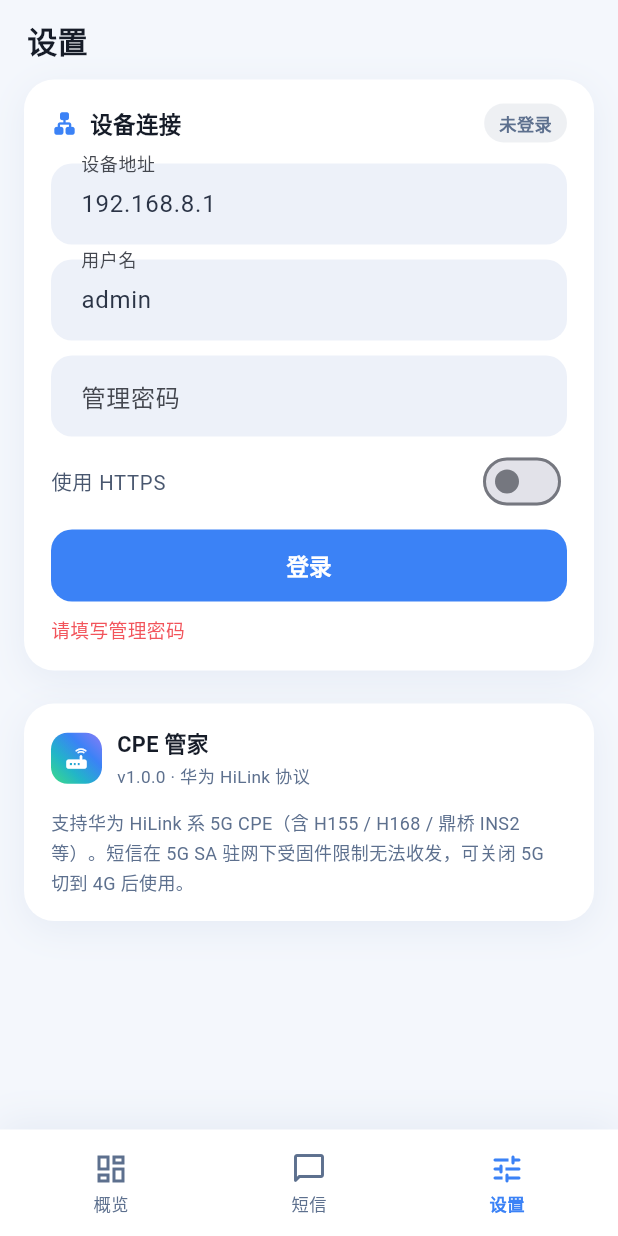
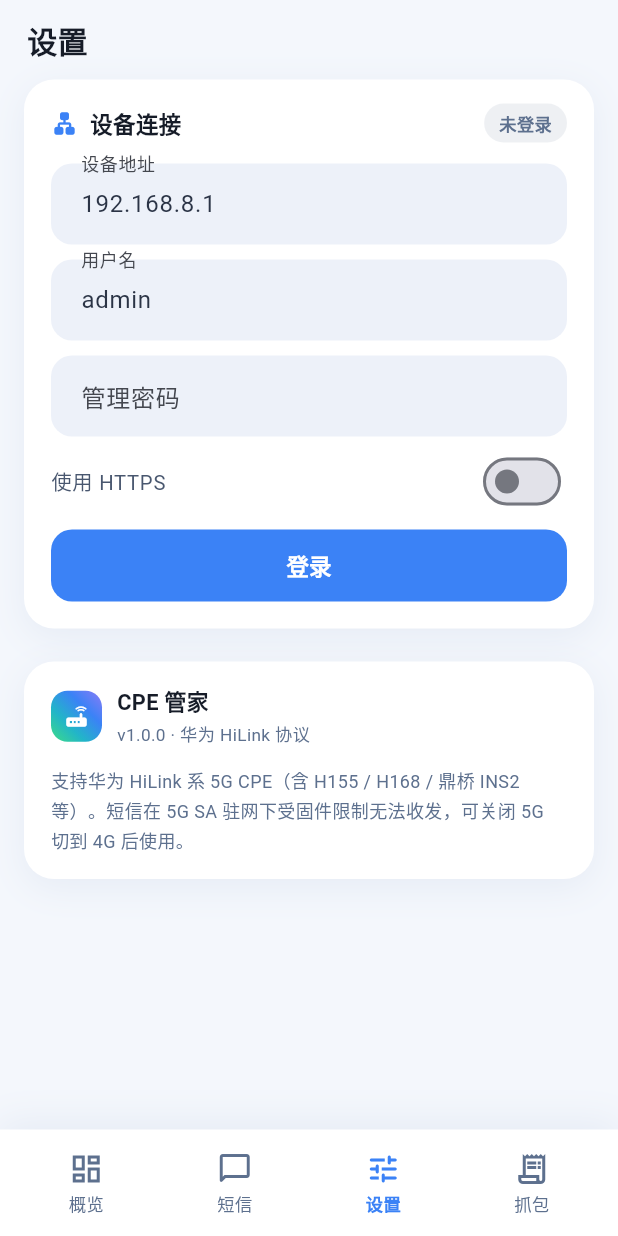
Before and after one commit to admin108135/cpe-pilot, a Flutter app: the screen it shows after launch, item 3 of the bottom bar chosen, after a tap on "登录", on a phone screen of 412 x 824 dp. Run offline on Flutter 3.47's test engine with Material 3 defaults, Android fonts, the phone set to English and light mode, and no system bars; our stand-ins replace shared_preferences; statements that could not run were skipped.

Commit message:
v1.0.2: 新增报文抓包页（完整请求/响应记录、接口探测、一键复制）

```diff
--- a/lib/api/hilink.dart
+++ b/lib/api/hilink.dart
@@ -144,6 +144,43 @@ class NetModeInfo {
 // HiLink 客户端
 // ---------------------------------------------------------------------------
 
+/// 一条完整抓包记录（请求 + 响应）
+class HttpCapture {
+  HttpCapture({
+    required this.method,
+    required this.path,
+    required this.reqBody,
+    required this.status,
+    required this.respBody,
+    required this.ms,
+    required this.error,
+    required this.at,
+  });
+
+  final String method;
+  final String path;
+  final String reqBody;
+  final int status;
+  final String respBody;
+  final int ms;
+  final String error;
+  final DateTime at;
+
+  bool get ok => status >= 200 && status < 400;
+  String get statusLabel => status == 0 ? 'ERR' : '$status';
+  String get time =>
+      '${at.hour.toString().padLeft(2, '0')}:${at.minute.toString().padLeft(2, '0')}:${at.second.toString().padLeft(2, '0')}';
+
+  String dump() {
+    final b = StringBuffer();
+    b.writeln('### $time ${method} $path → $statusLabel ${ms}ms');
+    if (error.isNotEmpty) b.writeln('ERR: $error');
+    if (reqBody.isNotEmpty) b.writeln('REQ: $reqBody');
+    if (respBody.isNotEmpty) b.writeln('RESP: $respBody');
+    return b.toString();
+  }
+}
+
 class CpeClient {
   CpeClient({required this.host, this.useHttps = false});
 
@@ -170,6 +207,43 @@ class CpeClient {
   }
 
   String get traceText => trace.join('\n');
+
+  // ---- 抓包 ---------------------------------------------------------------
+  bool captureOn = true;
+  final List<HttpCapture> captures = [];
+
+  static String _clip(String s, [int n = 3000]) =>
+      s.length <= n ? s : '${s.substring(0, n)}\n…(已截断，共 ${s.length} 字符)';
+
+  void _cap(String method, String path, String req, int status, String resp,
+      int ms, String error) {
+    if (!captureOn) return;
+    if (req.length > 1200) req = _clip(req, 1200);
+    captures.add(HttpCapture(
+      method: method,
+      path: path,
+      reqBody: req,
+      status: status,
+      respBody: _clip(resp),
+      ms: ms,
+      error: error,
+      at: DateTime.now(),
+    ));
+    if (captures.length > 120) captures.removeRange(0, captures.length - 120);
+  }
+
+  void clearCaptures() => captures.clear();
+
+  String get captureText {
+    final b = StringBuffer();
+    b.writeln('设备: $host  用户: $user  时间: ${DateTime.now()}');
+    b.writeln('共 ${captures.length} 条\n');
+    for (final c in captures) {
+      b.write(c.dump());
+      b.writeln();
+    }
+    return b.toString();
+  }
 
   static const _ua =
       'Mozilla/5.0 (Linux; Android 13; Pixel 7) AppleWebKit/537.36 (KHTML, like Gecko) Chrome/120.0.0.0 Mobile Safari/537.36';
@@ -209,22 +283,28 @@ class CpeClient {
 
   Future<http.Response?> _rawGet(String path,
       {Duration timeout = const Duration(seconds: 5)}) async {
+    final sw = Stopwatch()..start();
     try {
       final r = await http
           .get(Uri.parse('$baseUrl$path'), headers: _headers)
           .timeout(timeout);
       _absorbCookie(r);
+      sw.stop();
       _log('GET $path → ${r.statusCode} | ${_head(r.body)}');
+      _cap('GET', path, '', r.statusCode, r.body, sw.elapsedMilliseconds, '');
       return r;
     } catch (e) {
+      sw.stop();
       _log('GET $path → 异常: $e');
       lastError = '$e';
+      _cap('GET', path, '', 0, '', sw.elapsedMilliseconds, '$e');
       return null;
     }
   }
 
   Future<http.Response?> _rawPost(String path, String body,
       {Duration timeout = const Duration(seconds: 8)}) async {
+    final sw = Stopwatch()..start();
     try {
       final h = Map<String, String>.from(_headers);
       h['Content-Type'] = 'application/x-www-form-urlencoded; charset=UTF-8';
@@ -234,112 +314,31 @@ class CpeClient {
           .post(Uri.parse('$baseUrl$path'), headers: h, body: body)
           .timeout(timeout);
       _absorbCookie(r);
+      sw.stop();
       _log('POST $path → ${r.statusCode} | 请求 ${_head(body, 160)} | 响应 ${_head(r.body)}');
+      _cap('POST', path, body, r.statusCode, r.body, sw.elapsedMilliseconds, '');
       return r;
     } catch (e) {
+      sw.stop();
       _log('POST $path → 异常: $e');
       lastError = '$e';
+      _cap('POST', path, body, 0, '', sw.elapsedMilliseconds, '$e');
       return null;
     }
   }
 
-  // ---- 会话 ----------------------------------------------------------------
-
-  Future<void> initSession() async {
-    await _rawGet('/html/index.html', timeout: const Duration(seconds: 4));
-    await refreshToken();
+  /// 短信专项探测：GET/POST 两种取法都打一遍，判断固件是否开放短信
+  Future<void> probeSms() async {
+    _log('== 短信接口探测 ==');
+    await _rawGet('/api/sms/sms-count', timeout: const Duration(seconds: 4));
+    await _rawGet('/api/sms/sms-list', timeout: const Duration(seconds: 4));
+    await _rawPost(
+        '/api/sms/sms-list',
+        '<request><PageIndex>1</PageIndex><ReadCount>20</ReadCount>'
+            '<BoxType>1</BoxType><SortType>0</SortType></request>',
+        timeout: const Duration(seconds: 6));
   }
 
-  Future<void> refreshToken() async {
-    final r1 = await _rawGet('/api/webserver/token');
-    if (r1 != null && r1.statusCode == 200) {
-      final t = tagOf(tryParseXml(r1.body), 'token');
-      if (t != null && t.isNotEmpty) token = trimToken(t);
-    }
-    if (token.isEmpty) {
-      final r2 = await _rawGet('/api/webserver/SesTokInfo');
-      if (r2 != null && r2.statusCode == 200) {
-        final d = tryParseXml(r2.body);
-        final ses = tagOf(d, 'SesInfo');
-        final tok = tagOf(d, 'TokInfo');
-        if (ses != null && ses.isNotEmpty && cookie.isEmpty) cookie = ses;
-        if (tok != null && tok.isNotEmpty) token = tok;
-      }
-    }
-  }
-
-  Future<bool> login(String userName, String password) async {
-    user = userName.isEmpty ? 'admin' : userName;
-    lastError = '';
-    trace.clear();
-    _log('== 登录开始 host=$host user=$userName https=$useHttps ==');
-    if (password.isEmpty) {
-      lastError = '请填写管理密码';
-      return false;
-    }
-    await initSession();
-
-    final firstNonce = randomNonce();
-    final challengeBody =
-        '<?xml version="1.0" encoding="UTF-8"?><request>'
-        '<username>${escXml(user)}</username>'
-        '<firstnonce>$firstNonce</firstnonce>'
-        '<mode>1</mode>'
-        '<loginflag>2</loginflag></request>';
-    final challenge = await _rawPost('/api/user/challenge_login', challengeBody);
-    if (challenge == null) {
-      lastError = '无法连接设备';
-      await probeEndpoints();
-      return false;
-    }
-    if (challenge.statusCode != 200) {
-      lastError = '登录挑战失败（HTTP ${challenge.statusCode}）';
-      await probeEndpoints();
-      return false;
-    }
-
-    final d = tryParseXml(challenge.body);
-    final salt = tagOf(d, 'salt') ?? '';
-    final serverNonce = tagOf(d, 'servernonce') ?? '';
-    final iterations = int.tryParse(tagOf(d, 'iterations') ?? '') ?? 1000;
-    if (salt.isEmpty || serverNonce.isEmpty) {
-      lastError = '设备未返回 salt/servernonce';
-      await probeEndpoints();
-      return false;
-    }
-
-    final proof =
-        computeClientProof(password, salt, iterations, firstNonce, serverNonce);
-    final authBody =
-        '<?xml version="1.0" encoding="UTF-8"?><request>'
-        '<username>${escXml(user)}</username>'
-        '<clientproof>$proof</clientproof>'
-        '<finalnonce>$serverNonce</finalnonce>'
-        '<password_type>4</password_type></request>';
-    final auth = await _rawPost('/api/user/authentication_login', authBody);
-    if (auth == null) {
-      lastError = '登录请求未返回';
-      await probeEndpoints();
-      return false;
-    }
-
-    final body = auth.body;
-    _log('认证响应 ${auth.statusCode} | ${_head(body)}');
-    final ok = body.contains('<serversignature>') ||
-        (auth.statusCode == 200 && !body.contains('<code>'));
-    if (!ok) {
-      final code = tagOf(tryParseXml(body), 'code');
-      lastError = '密码或账号不正确${code != null ? '（$code）' : ''}';
-      loggedIn = false;
-      return false;
-    }
-
-    loggedIn = true;
-    await refreshToken();
-    return true;
-  }
-
-  /// 登录失败后跑一遍只读端点，确认哪些接口存在、是否需要鉴权
   Future<void> probeEndpoints() async {
     _log('== 只读探测 ==');
     const paths = [
--- a/lib/main.dart
+++ b/lib/main.dart
@@ -3,6 +3,7 @@ import 'dart:io' as io;
 import 'package:flutter/material.dart';
 
 import 'app_state.dart';
+import 'pages/capture_page.dart';
 import 'pages/dashboard_page.dart';
 import 'pages/settings_page.dart';
 import 'pages/sms_page.dart';
@@ -66,6 +67,7 @@ class _RootShellState extends State<RootShell> {
               DashboardPage(),
               SmsPage(),
               SettingsPage(),
+              CapturePage(),
             ],
           ),
           bottomNavigationBar: _BottomBar(
@@ -94,6 +96,7 @@ class _BottomBar extends StatelessWidget {
     (Icons.dashboard_outlined, Icons.dashboard_rounded, '概览'),
     (Icons.chat_bubble_outline_rounded, Icons.chat_bubble_rounded, '短信'),
     (Icons.tune_rounded, Icons.tune_rounded, '设置'),
+    (Icons.receipt_long_outlined, Icons.receipt_long_rounded, '抓包'),
   ];
 
   @override
--- /dev/null
+++ b/lib/pages/capture_page.dart
@@ -0,0 +1,411 @@
+import 'dart:async';
+
+import 'package:flutter/material.dart';
+import 'package:flutter/services.dart';
+
+import '../api/hilink.dart';
+import '../app_state.dart';
+import '../theme.dart';
+
+/// 报文抓包页：记录 App 发出的每条请求与设备的原始返回，可复制导出
+class CapturePage extends StatefulWidget {
+  const CapturePage({super.key});
+
+  @override
+  State<CapturePage> createState() => _CapturePageState();
+}
+
+class _CapturePageState extends State<CapturePage> {
+  final AppState _app = AppState.instance;
+  Timer? _ticker;
+  int _count = 0;
+  bool _busy = false;
+
+  @override
+  void initState() {
+    super.initState();
+    _count = _app.client.captures.length;
+    _ticker = Timer.periodic(const Duration(milliseconds: 700), (_) {
+      final n = _app.client.captures.length;
+      if (mounted && n != _count) setState(() => _count = n);
+    });
+  }
+
+  @override
+  void dispose() {
+    _ticker?.cancel();
+    super.dispose();
+  }
+
+  Future<void> _run(Future<void> Function() job) async {
+    setState(() => _busy = true);
+    await job();
+    if (!mounted) return;
+    setState(() {
+      _busy = false;
+      _count = _app.client.captures.length;
+    });
+  }
+
+  void _copyAll() {
+    Clipboard.setData(ClipboardData(text: _app.client.captureText));
+    HapticFeedback.lightImpact();
+    ScaffoldMessenger.of(context).showSnackBar(
+      const SnackBar(content: Text('全部报文已复制')),
+    );
+  }
+
+  @override
+  Widget build(BuildContext context) {
+    final caps = _app.client.captures.reversed.toList();
+    final empty = caps.isEmpty;
+
+    return SafeArea(
+      child: Column(
+        children: [
+          Padding(
+            padding: const EdgeInsets.fromLTRB(18, 14, 12, 4),
+            child: Row(
+              children: [
+                Expanded(
+                  child: Column(
+                    crossAxisAlignment: CrossAxisAlignment.start,
+                    children: [
+                      const Text('报文抓包',
+                          style: TextStyle(
+                              fontSize: 19,
+                              fontWeight: FontWeight.w700,
+                              color: AppColors.textPrimary,
+                              letterSpacing: -0.2)),
+                      const SizedBox(height: 2),
+                      Text(
+                        '共 $_count 条 · 记录每条请求与原始返回',
+                        style: const TextStyle(
+                            fontSize: 11.5, color: AppColors.textMuted),
+                      ),
+                    ],
+                  ),
+                ),
+                _Toggle(
+                  value: _app.client.captureOn,
+                  onChanged: (v) => setState(() => _app.client.captureOn = v),
+                ),
+              ],
+            ),
+          ),
+          Padding(
+            padding: const EdgeInsets.fromLTRB(14, 8, 14, 4),
+            child: Row(
+              children: [
+                _ActionChip(
+                  icon: Icons.radar_rounded,
+                  label: '探测接口',
+                  onTap: _busy ? null : () => _run(_app.client.probeEndpoints),
+                ),
+                _ActionChip(
+                  icon: Icons.sms_outlined,
+                  label: '探测短信',
+                  onTap: _busy ? null : () => _run(_app.client.probeSms),
+                ),
+                _ActionChip(
+                  icon: Icons.copy_all_rounded,
+                  label: '复制',
+                  onTap: empty ? null : _copyAll,
+                ),
+                _ActionChip(
+                  icon: Icons.delete_outline_rounded,
+                  label: '清空',
+                  onTap: empty
+                      ? null
+                      : () => setState(() {
+                            _app.client.clearCaptures();
+                            _count = 0;
+                          }),
+                ),
+              ],
+            ),
+          ),
+          if (_busy)
+            const Padding(
+              padding: EdgeInsets.symmetric(horizontal: 18, vertical: 2),
+              child: LinearProgressIndicator(minHeight: 2),
+            ),
+          Expanded(
+            child: empty
+                ? _emptyView()
+                : ListView.separated(
+                    padding: const EdgeInsets.fromLTRB(14, 8, 14, 20),
+                    itemCount: caps.length,
+                    separatorBuilder: (_, __) => const SizedBox(height: 8),
+                    itemBuilder: (_, i) => _CaptureTile(cap: caps[i]),
+                  ),
+          ),
+        ],
+      ),
+    );
+  }
+
+  Widget _emptyView() {
+    return Center(
+      child: Padding(
+        padding: const EdgeInsets.all(32),
+        child: Column(
+          mainAxisSize: MainAxisSize.min,
+          children: [
+            Container(
+              width: 68,
+              height: 68,
+              decoration: BoxDecoration(
+                color: AppColors.bgAlt,
+                borderRadius: BorderRadius.circular(20),
+              ),
+              child: const Icon(Icons.receipt_long_rounded,
+                  size: 30, color: AppColors.textMuted),
+            ),
+            const SizedBox(height: 14),
+            const Text('还没有捕获到报文',
+                style: TextStyle(
+                    fontSize: 14,
+                    fontWeight: FontWeight.w600,
+                    color: AppColors.textSecondary)),
+            const SizedBox(height: 6),
+            const Text(
+              '去概览页连一次设备，或点上面的「探测接口」\n请求会实时出现在这里',
+              textAlign: TextAlign.center,
+              style: TextStyle(
+                  fontSize: 12, height: 1.6, color: AppColors.textMuted),
+            ),
+          ],
+        ),
+      ),
+    );
+  }
+}
+
+class _Toggle extends StatelessWidget {
+  const _Toggle({required this.value, required this.onChanged});
+
+  final bool value;
+  final ValueChanged<bool> onChanged;
+
+  @override
+  Widget build(BuildContext context) {
+    return Row(
+      mainAxisSize: MainAxisSize.min,
+      children: [
+        Text(value ? '记录中' : '已暂停',
+            style: TextStyle(
+                fontSize: 11.5,
+                fontWeight: FontWeight.w600,
+                color: value ? AppColors.primary : AppColors.textMuted)),
+        const SizedBox(width: 4),
+        Transform.scale(
+          scale: 0.78,
+          child: Switch(
+            value: value,
+            onChanged: onChanged,
+            activeColor: Colors.white,
+            activeTrackColor: AppColors.primary,
+          ),
+        ),
+      ],
+    );
+  }
+}
+
+class _ActionChip extends StatelessWidget {
+  const _ActionChip({required this.icon, required this.label, this.onTap});
+
+  final IconData icon;
+  final String label;
+  final VoidCallback? onTap;
+
+  @override
+  Widget build(BuildContext context) {
+    final enabled = onTap != null;
+    return Expanded(
+      child: Padding(
+        padding: const EdgeInsets.symmetric(horizontal: 2),
+        child: Material(
+          color: enabled ? AppColors.card : AppColors.bgAlt,
+          borderRadius: BorderRadius.circular(11),
+          child: InkWell(
+            borderRadius: BorderRadius.circular(11),
+            onTap: onTap,
+            child: Padding(
+              padding: const EdgeInsets.symmetric(vertical: 9),
+              child: Column(
+                children: [
+                  Icon(icon,
+                      size: 17,
+                      color: enabled ? AppColors.primary : AppColors.textMuted),
+                  const SizedBox(height: 3),
+                  Text(label,
+                      style: TextStyle(
+                          fontSize: 11,
+                          fontWeight: FontWeight.w600,
+                          color: enabled
+                              ? AppColors.textSecondary
+                              : AppColors.textMuted)),
+                ],
+              ),
+            ),
+          ),
+        ),
+      ),
+    );
+  }
+}
+
+class _CaptureTile extends StatefulWidget {
+  const _CaptureTile({required this.cap});
+
+  final HttpCapture cap;
+
+  @override
+  State<_CaptureTile> createState() => _CaptureTileState();
+}
+
+class _CaptureTileState extends State<_CaptureTile> {
+  bool _open = false;
+
+  @override
+  Widget build(BuildContext context) {
+    final c = widget.cap;
+    final isPost = c.method == 'POST';
+    final accent = isPost ? AppColors.secondary : AppColors.primary;
+    final statusColor = c.ok ? AppColors.success : AppColors.danger;
+
+    return Material(
+      color: AppColors.card,
+      borderRadius: BorderRadius.circular(AppRadius.card),
+      child: InkWell(
+        borderRadius: BorderRadius.circular(AppRadius.card),
+        onTap: () => setState(() => _open = !_open),
+        child: Padding(
+          padding: const EdgeInsets.fromLTRB(12, 10, 12, 10),
+          child: Column(
+            crossAxisAlignment: CrossAxisAlignment.start,
+            children: [
+              Row(
+                children: [
+                  Container(
+                    padding:
+                        const EdgeInsets.symmetric(horizontal: 6, vertical: 2),
+                    decoration: BoxDecoration(
+                      color: accent.withOpacity(0.11),
+                      borderRadius: BorderRadius.circular(6),
+                    ),
+                    child: Text(c.method,
+                        style: TextStyle(
+                            fontSize: 9.5,
+                            fontWeight: FontWeight.w800,
+                            letterSpacing: 0.4,
+                            color: accent)),
+                  ),
+                  const SizedBox(width: 7),
+                  Expanded(
+                    child: Text(
+                      c.path,
+                      maxLines: 1,
+                      overflow: TextOverflow.ellipsis,
+                      style: const TextStyle(
+                          fontSize: 12.5,
+                          fontWeight: FontWeight.w600,
+                          color: AppColors.textPrimary),
+                    ),
+                  ),
+                  const SizedBox(width: 6),
+                  Text(c.statusLabel,
+                      style: TextStyle(
+                          fontSize: 12,
+                          fontWeight: FontWeight.w800,
+                          color: statusColor)),
+                  const SizedBox(width: 6),
+                  Text('${c.ms}ms',
+                      style: const TextStyle(
+                          fontSize: 10.5, color: AppColors.textMuted)),
+                  Icon(_open ? Icons.expand_less : Icons.expand_more,
+                      size: 16, color: AppColors.textMuted),
+                ],
+              ),
+              if (c.error.isNotEmpty) ...[
+                const SizedBox(height: 6),
+                Text(c.error,
+                    maxLines: 2,
+                    overflow: TextOverflow.ellipsis,
+                    style: const TextStyle(
+                        fontSize: 11, color: AppColors.danger)),
+              ],
+              if (_open) ...[
+                if (c.reqBody.isNotEmpty) ...[
+                  const SizedBox(height: 10),
+                  _block('请求', c.reqBody, AppColors.textMuted),
+                ],
+                if (c.respBody.isNotEmpty) ...[
+                  const SizedBox(height: 8),
+                  _block('响应', c.respBody, AppColors.textBody),
+                ],
+                const SizedBox(height: 8),
+                Align(
+                  alignment: Alignment.centerRight,
+                  child: TextButton.icon(
+                    onPressed: () {
+                      Clipboard.setData(
+                          ClipboardData(text: c.dump()));
+                      ScaffoldMessenger.of(context).showSnackBar(
+                        const SnackBar(content: Text('这条已复制')),
+                      );
+                    },
+                    style: TextButton.styleFrom(
+                      padding: const EdgeInsets.symmetric(horizontal: 8),
+                      minimumSize: Size.zero,
+                      tapTargetSize: MaterialTapTargetSize.shrinkWrap,
+                    ),
+                    icon: const Icon(Icons.copy_rounded, size: 13),
+                    label: const Text('复制这条',
+                        style: TextStyle(fontSize: 11.5)),
+                  ),
+                ),
+              ],
+            ],
+          ),
+        ),
+      ),
+    );
+  }
+
+  Widget _block(String title, String text, Color color) {
+    return Column(
+      crossAxisAlignment: CrossAxisAlignment.start,
+      children: [
+        Text(title,
+            style: const TextStyle(
+                fontSize: 10,
+                fontWeight: FontWeight.w700,
+                color: AppColors.textMuted)),
+        const SizedBox(height: 3),
+        Container(
+          width: double.infinity,
+          constraints: const BoxConstraints(maxHeight: 220),
+          padding: const EdgeInsets.all(8),
+          decoration: BoxDecoration(
+            color: AppColors.bg,
+            borderRadius: BorderRadius.circular(9),
+          ),
+          child: SingleChildScrollView(
+            child: SelectableText(
+              text,
+              style: TextStyle(
+                fontSize: 11,
+                height: 1.45,
+                color: color,
+                fontFamily: 'monospace',
+              ),
+            ),
+          ),
+        ),
+      ],
+    );
+  }
+}
--- a/lib/pages/sms_page.dart
+++ b/lib/pages/sms_page.dart
@@ -52,7 +52,7 @@ class _SmsPageState extends State<SmsPage> {
       _loading = false;
       _loadedOnce = true;
       if (list == null) {
-        _error = '短信接口无响应，可能该固件未开放短信功能';
+        _error = '短信接口无响应·去「抓包」页点「探测短信」看原始返回';
       } else {
         _items = list;
         _error = null;
```
